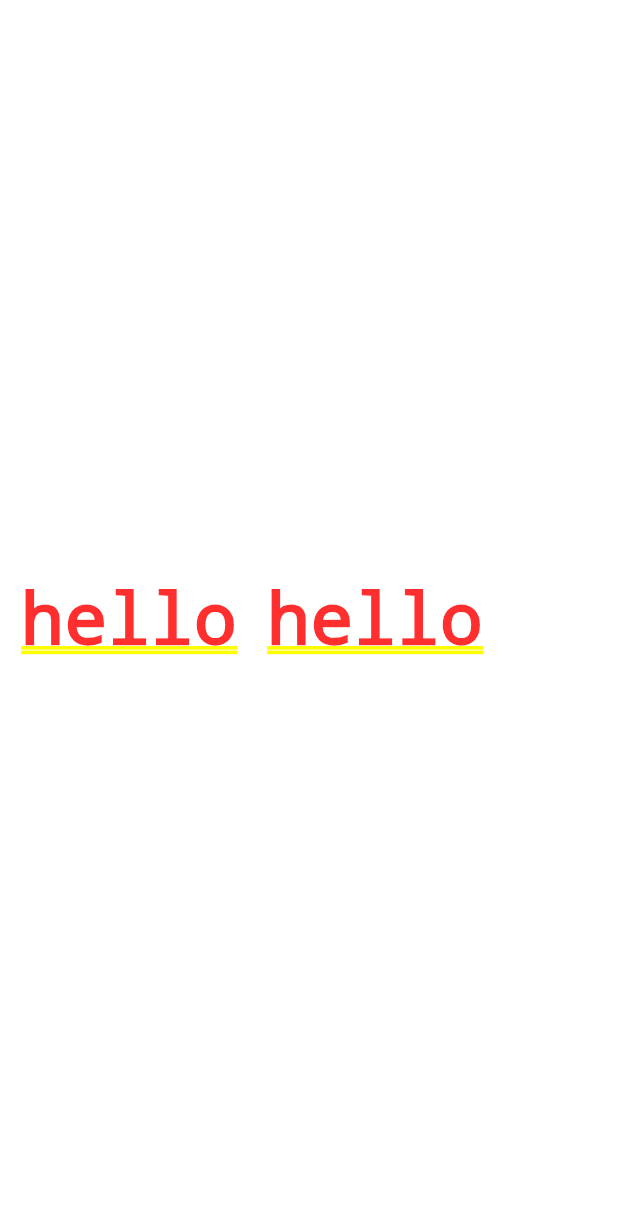
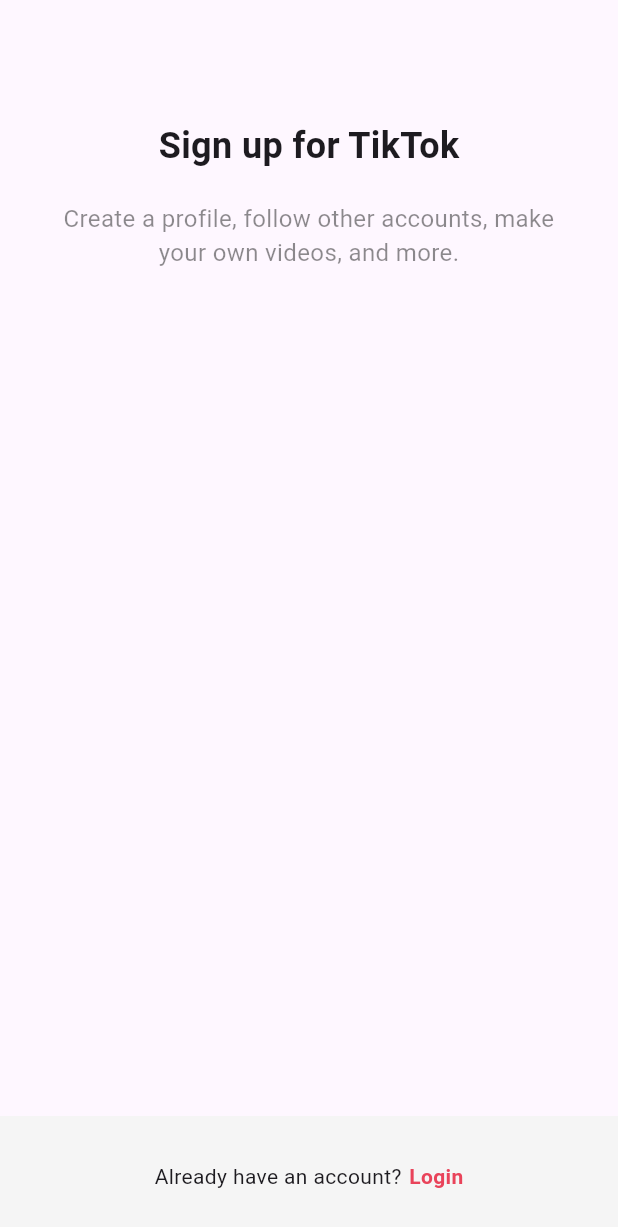
Before and after one commit to novellus1013/tiktok_clone, a Flutter app: the screen it shows after launch, on a phone screen of 412 x 824 dp. Shown: the top 1227 px of the screen. Run offline on Flutter 3.47's test engine with Material 3 defaults, Android fonts, the phone set to English and light mode, and no system bars.

Commit message:
SignUpScreen

```diff
--- a/lib/main.dart
+++ b/lib/main.dart
@@ -1,6 +1,7 @@
 import 'package:flutter/material.dart';
 import 'package:tiktok_clone/constants/gaps.dart';
 import 'package:tiktok_clone/constants/sizes.dart';
+import 'package:tiktok_clone/screens/sign_up/sign_up_screen.dart';
 
 void main() {
   runApp(const TikTokApp());
@@ -18,18 +19,7 @@ class TikTokApp extends StatelessWidget {
         primaryColor: const Color(0xFFE9435a),
         useMaterial3: true,
       ),
-      home: Padding(
-        padding: const EdgeInsets.all(Sizes.size14),
-        child: Container(
-          child: const Row(
-            children: [
-              Text("hello"),
-              Gaps.h20,
-              Text("hello"),
-            ],
-          ),
-        ),
-      ),
+      home: const SignUpScreen(),
     );
   }
 }
--- /dev/null
+++ b/lib/screens/sign_up/sign_up_screen.dart
@@ -0,0 +1,64 @@
+import 'package:flutter/material.dart';
+import 'package:tiktok_clone/constants/gaps.dart';
+import 'package:tiktok_clone/constants/sizes.dart';
+
+class SignUpScreen extends StatelessWidget {
+  const SignUpScreen({super.key});
+
+  @override
+  Widget build(BuildContext context) {
+    return Scaffold(
+      body: const SafeArea(
+        child: Padding(
+          padding: EdgeInsets.symmetric(
+            horizontal: Sizes.size40,
+          ),
+          child: Column(
+            children: [
+              Gaps.v80,
+              Text(
+                "Sign up for TikTok",
+                style: TextStyle(
+                  fontSize: Sizes.size24,
+                  fontWeight: FontWeight.w700,
+                ),
+              ),
+              Gaps.v20,
+              Text(
+                "Create a profile, follow other accounts, make your own videos, and more.",
+                style: TextStyle(
+                  color: Colors.black45,
+                  fontSize: Sizes.size16,
+                ),
+                textAlign: TextAlign.center,
+              )
+            ],
+          ),
+        ),
+      ),
+      bottomNavigationBar: BottomAppBar(
+        color: Colors.grey.shade100,
+        elevation: 2,
+        child: Padding(
+          padding: const EdgeInsets.symmetric(
+            vertical: Sizes.size18,
+          ),
+          child: Row(
+            mainAxisAlignment: MainAxisAlignment.center,
+            children: [
+              const Text("Already have an account?"),
+              Gaps.h5,
+              Text(
+                "Login",
+                style: TextStyle(
+                  color: Theme.of(context).primaryColor,
+                  fontWeight: FontWeight.w600,
+                ),
+              ),
+            ],
+          ),
+        ),
+      ),
+    );
+  }
+}
```
